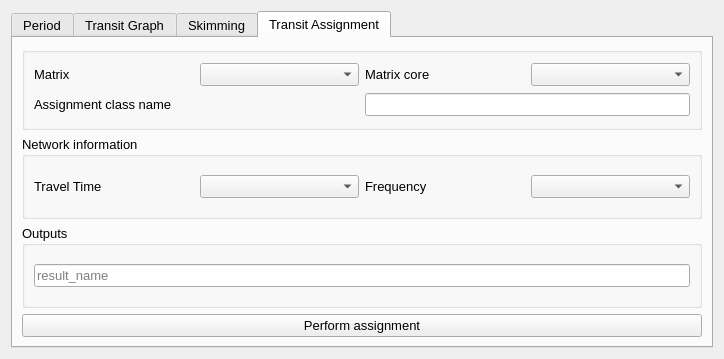
AequilibraE/qaequilibrae, file qaequilibrae/modules/public_transport_procedures/forms/ui_skimming_assignment.ui: the form before one commit.
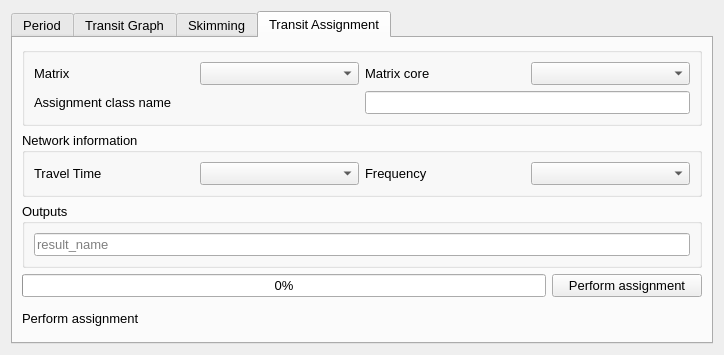
The form after the commit. The open tabs and pages were chosen to show the change.

Commit message: dialog and procedure

What changed in the file:
```diff
--- a/qaequilibrae/modules/public_transport_procedures/forms/ui_skimming_assignment.ui
+++ b/qaequilibrae/modules/public_transport_procedures/forms/ui_skimming_assignment.ui
@@ -7,7 +7,7 @@
     <x>0</x>
     <y>0</y>
     <width>724</width>
-    <height>359</height>
+    <height>355</height>
    </rect>
   </property>
   <property name="windowTitle">
@@ -339,46 +339,7 @@
        <string>Transit Assignment</string>
       </attribute>
       <layout class="QGridLayout" name="gridLayout_5">
-       <item row="0" column="0">
-        <widget class="QGroupBox" name="traffic_class_2">
-         <property name="title">
-          <string/>
-         </property>
-         <layout class="QGridLayout" name="gridLayout_11">
-          <item row="0" column="0">
-           <widget class="QLabel" name="label_14">
-            <property name="text">
-             <string>Matrix</string>
-            </property>
-           </widget>
-          </item>
-          <item row="0" column="2">
-           <widget class="QLabel" name="label_15">
-            <property name="text">
-             <string>Matrix core</string>
-            </property>
-           </widget>
-          </item>
-          <item row="0" column="1">
-           <widget class="QComboBox" name="cob_matrices"/>
-          </item>
-          <item row="1" column="0" colspan="2">
-           <widget class="QLabel" name="label_16">
-            <property name="text">
-             <string>Assignment class name</string>
-            </property>
-           </widget>
-          </item>
-          <item row="0" column="3">
-           <widget class="QComboBox" name="cob_matrix_core"/>
-          </item>
-          <item row="1" column="2" colspan="2">
-           <widget class="QLineEdit" name="ln_transit_class"/>
-          </item>
-         </layout>
-        </widget>
-       </item>
-       <item row="1" column="0">
+       <item row="1" column="0" colspan="2">
         <widget class="QGroupBox" name="net_info_2">
          <property name="title">
           <string>Network information</string>
@@ -407,7 +368,7 @@
          </layout>
         </widget>
        </item>
-       <item row="2" column="0">
+       <item row="2" column="0" colspan="2">
         <widget class="QGroupBox" name="output_2">
          <property name="title">
           <string>Outputs</string>
@@ -424,7 +385,66 @@
         </widget>
        </item>
        <item row="3" column="0">
+        <widget class="QProgressBar" name="pbar_assignment">
+         <property name="value">
+          <number>0</number>
+         </property>
+        </widget>
+       </item>
+       <item row="3" column="1">
         <widget class="QPushButton" name="but_assign">
+         <property name="minimumSize">
+          <size>
+           <width>150</width>
+           <height>0</height>
+          </size>
+         </property>
+         <property name="text">
+          <string>Perform assignment</string>
+         </property>
+        </widget>
+       </item>
+       <item row="0" column="0" colspan="2">
+        <widget class="QGroupBox" name="traffic_class_2">
+         <property name="title">
+          <string/>
+         </property>
+         <layout class="QGridLayout" name="gridLayout_11">
+          <item row="0" column="0">
+           <widget class="QLabel" name="label_14">
+            <property name="text">
+             <string>Matrix</string>
+            </property>
+           </widget>
+          </item>
+          <item row="0" column="2">
+           <widget class="QLabel" name="label_15">
+            <property name="text">
+             <string>Matrix core</string>
+            </property>
+           </widget>
+          </item>
+          <item row="0" column="1">
+           <widget class="QComboBox" name="cob_matrices"/>
+          </item>
+          <item row="1" column="0" colspan="2">
+           <widget class="QLabel" name="label_16">
+            <property name="text">
+             <string>Assignment class name</string>
+            </property>
+           </widget>
+          </item>
+          <item row="0" column="3">
+           <widget class="QComboBox" name="cob_matrix_core"/>
+          </item>
+          <item row="1" column="2" colspan="2">
+           <widget class="QLineEdit" name="ln_transit_class"/>
+          </item>
+         </layout>
+        </widget>
+       </item>
+       <item row="4" column="0">
+        <widget class="QLabel" name="assignment_label">
          <property name="text">
           <string>Perform assignment</string>
          </property>
```
Left out of the diff: 28 changed lines with no effect on the pictures. The commit also changes 5 other files.
